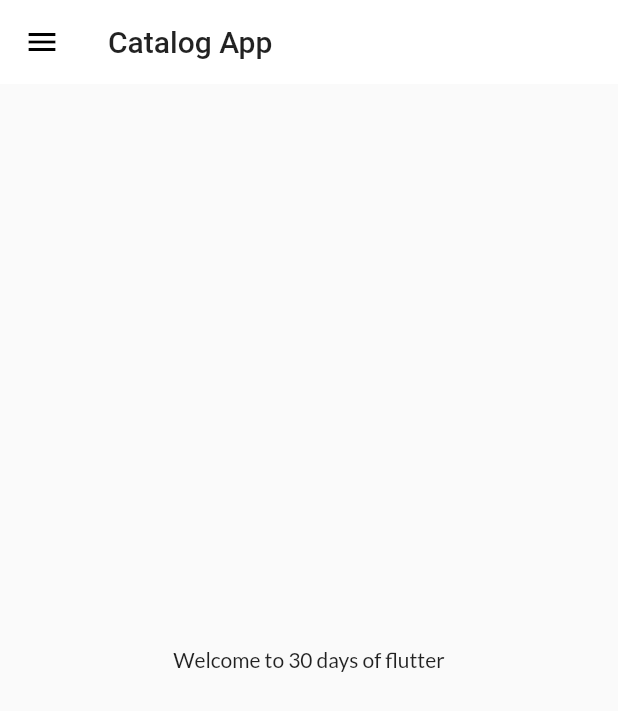
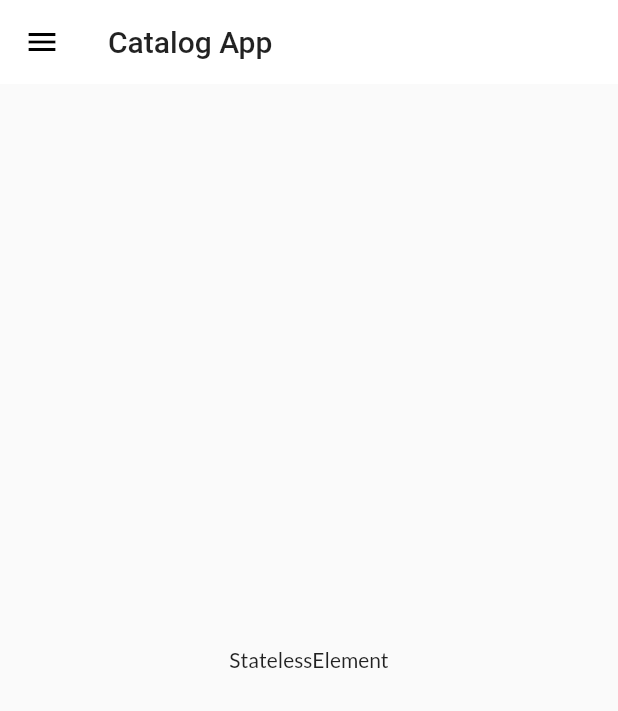
Before and after one commit to AbhilashaSrashtasoft/30DaysOfFlutter, a Flutter app: the screen it shows after launch, on a phone screen of 412 x 824 dp. Shown: the top 711 px of the screen. Run offline on Flutter 3.47's test engine with Material 2 defaults, Android fonts, the phone set to English and light mode, and no system bars; our stand-ins replace google_fonts.

Commit message:
Day 10 completed

```diff
--- a/lib/pages/home_page.dart
+++ b/lib/pages/home_page.dart
@@ -15,7 +15,7 @@ class HomePage extends StatelessWidget {
       ),
       body: Center(
         child: Container(
-          child: Text("Welcome to $days days of flutter"),
+          child: Text(context.runtimeType.toString()),
         ),
       ),
       drawer: MyDrawer(),
```
